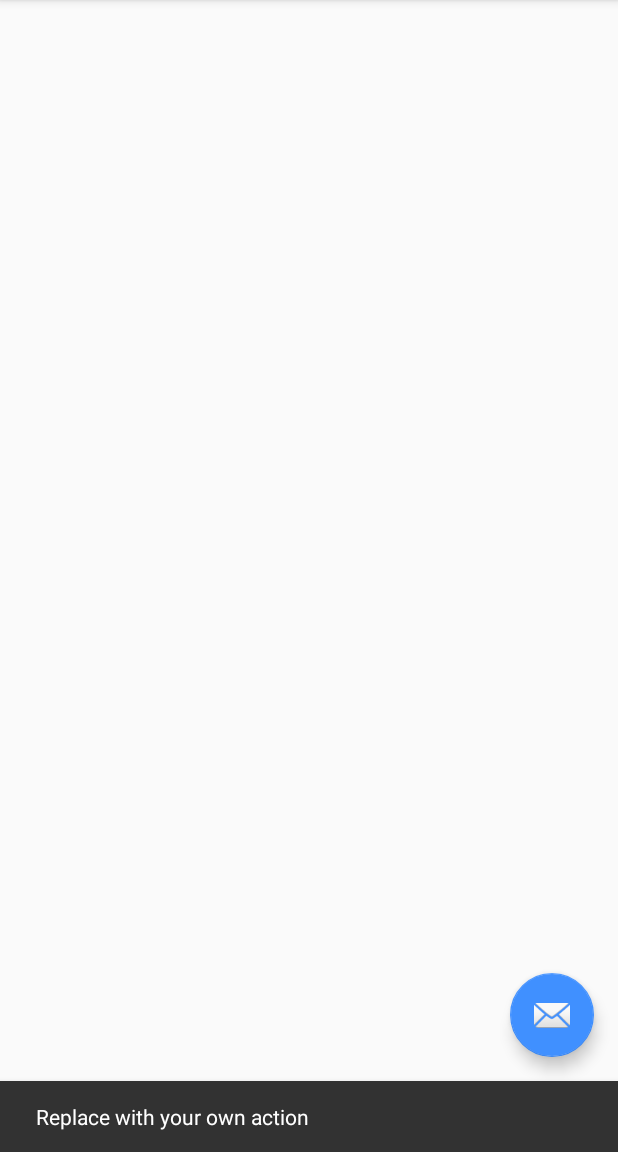
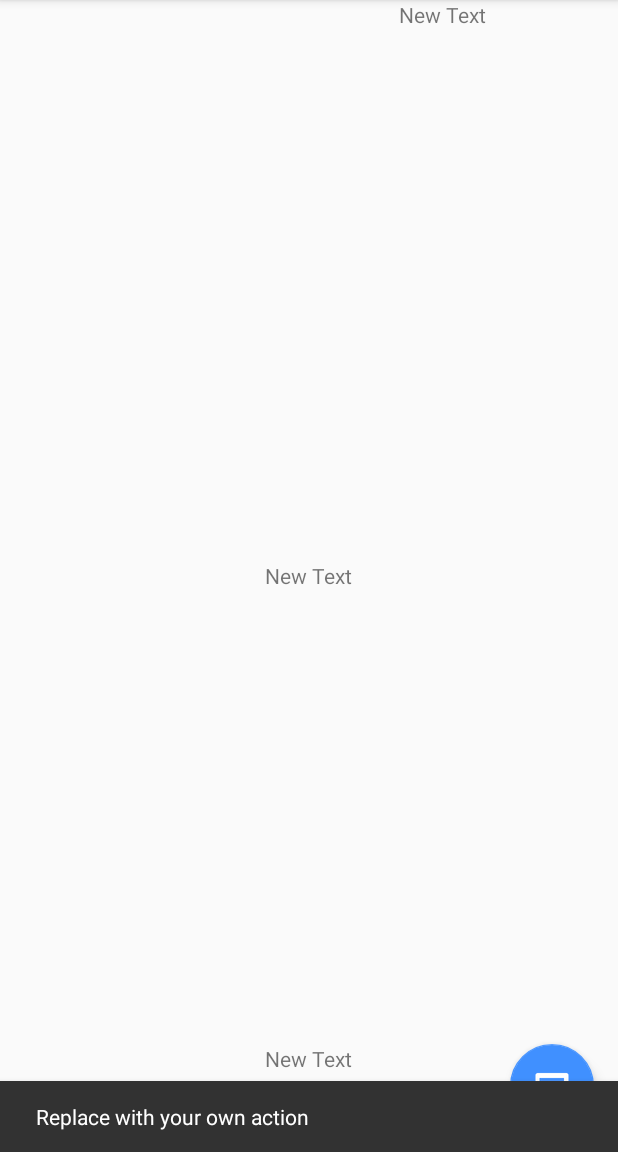
Before and after one commit to timuruktus/Waroll, an Android app: the screen it shows after launch (MainActivity), after a tap on an icon or button, on a phone screen of 412 x 824 dp, the part 84-1236 px from its top. Run offline under Robolectric (Android 15) with nearby library versions, the phone set to English and light mode, and no system bars; our stand-ins replace EventBus.

Commit message:
Added some things

```diff
--- a/app/build.gradle
+++ b/app/build.gradle
@@ -30,5 +30,8 @@ dependencies {
     compile 'com.google.firebase:firebase-config:10.0.1'
     compile 'com.google.firebase:firebase-storage:10.0.1'
     compile 'org.greenrobot:eventbus:3.0.0'
+    compile 'com.squareup.picasso:picasso:2.5.2'
+    compile 'com.nineoldandroids:library:2.4.0'
+    compile 'com.daimajia.slider:library:1.1.5@aar'
 }
 apply plugin: 'com.google.gms.google-services'
--- /dev/null
+++ b/app/src/main/java/ru/timuruktus/waroll/Events/OnJoinFragButClick.java
@@ -0,0 +1,6 @@
+package ru.timuruktus.waroll.Events;
+
+
+public class OnJoinFragButClick {
+
+}
--- a/app/src/main/java/ru/timuruktus/waroll/Presenter/MainActivityPresenter.java
+++ b/app/src/main/java/ru/timuruktus/waroll/Presenter/MainActivityPresenter.java
@@ -4,6 +4,7 @@ package ru.timuruktus.waroll.Presenter;
 import android.app.FragmentManager;
 import android.app.FragmentTransaction;
 
+import org.greenrobot.eventbus.EventBus;
 import org.greenrobot.eventbus.Subscribe;
 
 import ru.timuruktus.waroll.Events.OnLeftMenuClick;
@@ -17,6 +18,7 @@ public class MainActivityPresenter {
 
     public MainActivityPresenter(MainActivity mainActivity){
         this.mainActivity = mainActivity;
+        EventBus.getDefault().register(this);
     }
 
     @Subscribe
@@ -26,8 +28,9 @@ public class MainActivityPresenter {
         if(onLeftMenuClick.menuClick == OnLeftMenuClick.MenuClick.JOIN){
             fragmentTransaction.addToBackStack(null);
             fragmentTransaction.replace(R.id.fragmentContainer, new JoinFragment());
-
         }
         fragmentTransaction.commit();
     }
+
+
 }
--- /dev/null
+++ b/app/src/main/java/ru/timuruktus/waroll/View/Fragments/MainFragment.java
@@ -0,0 +1,38 @@
+package ru.timuruktus.waroll.View.Fragments;
+
+
+import android.app.Fragment;
+import android.os.Bundle;
+import android.support.annotation.Nullable;
+import android.support.design.widget.FloatingActionButton;
+import android.support.design.widget.Snackbar;
+import android.view.LayoutInflater;
+import android.view.View;
+import android.view.ViewGroup;
+
+import ru.timuruktus.waroll.R;
+
+public class MainFragment extends Fragment {
+    public View rootView;
+
+    @Override
+    public View onCreateView(LayoutInflater inflater, @Nullable ViewGroup container,
+                             Bundle savedInstanceState) {
+        super.onCreate(savedInstanceState);
+        rootView =
+                inflater.inflate(R.layout.main_fragment, container, false);
+
+
+        FloatingActionButton fab = (FloatingActionButton) rootView.findViewById(R.id.fab);
+        fab.setOnClickListener(new View.OnClickListener() {
+            @Override
+            public void onClick(View view) {
+                Snackbar.make(view, "Replace with your own action", Snackbar.LENGTH_LONG)
+                        .setAction("Action", null).show();
+            }
+        });
+        return rootView;
+    }
+
+
+}
--- a/app/src/main/java/ru/timuruktus/waroll/View/MainActivity.java
+++ b/app/src/main/java/ru/timuruktus/waroll/View/MainActivity.java
@@ -1,5 +1,8 @@
 package ru.timuruktus.waroll.View;
 
+import android.app.FragmentManager;
+import android.app.FragmentTransaction;
+import android.content.pm.ActivityInfo;
 import android.os.Bundle;
 import android.support.design.widget.FloatingActionButton;
 import android.support.design.widget.Snackbar;
@@ -29,19 +32,12 @@ public class MainActivity extends AppCompatActivity
     protected void onCreate(Bundle savedInstanceState) {
         super.onCreate(savedInstanceState);
         setContentView(R.layout.activity_main);
+        setRequestedOrientation(ActivityInfo.SCREEN_ORIENTATION_PORTRAIT);
         toolbar = (Toolbar) findViewById(R.id.toolbar);
         setSupportActionBar(toolbar);
-
-        EventBus.getDefault().register(this);
-
-        FloatingActionButton fab = (FloatingActionButton) findViewById(R.id.fab);
-        fab.setOnClickListener(new View.OnClickListener() {
-            @Override
-            public void onClick(View view) {
-                Snackbar.make(view, "Replace with your own action", Snackbar.LENGTH_LONG)
-                        .setAction("Action", null).show();
-            }
-        });
+        initAllListeners();
+        loadFragment();
+        //EventBus.getDefault().register(this);
 
         drawer = (DrawerLayout) findViewById(R.id.drawer_layout);
         ActionBarDrawerToggle toggle = new ActionBarDrawerToggle(
@@ -103,11 +99,20 @@ public class MainActivity extends AppCompatActivity
 
     @Override
     public void onDestroy(){
-        EventBus.getDefault().unregister(this);
+        //EventBus.getDefault().unregister(this);
         super.onDestroy();
     }
 
     private void initAllListeners(){
-        new MainActivityPresenter(this);
+        MainActivityPresenter mainActivityPresenter = new MainActivityPresenter(this);
     }
+
+    private void loadFragment(){
+        FragmentManager fragmentManager = getFragmentManager();
+        FragmentTransaction fragmentTransaction = fragmentManager.beginTransaction();
+        ru.timuruktus.waroll.View.Fragments.MainFragment mainFragment = new ru.timuruktus.waroll.View.Fragments.MainFragment();
+        fragmentTransaction.replace(R.id.fragmentContainer, mainFragment);
+        fragmentTransaction.commit();
+    }
+
 }
--- a/app/src/main/res/layout/app_bar_main.xml
+++ b/app/src/main/res/layout/app_bar_main.xml
@@ -23,12 +23,4 @@
 
     <include layout="@layout/content_main" />
 
-    <android.support.design.widget.FloatingActionButton
-        android:id="@+id/fab"
-        android:layout_width="wrap_content"
-        android:layout_height="wrap_content"
-        android:layout_gravity="bottom|end"
-        android:layout_margin="@dimen/fab_margin"
-        android:src="@android:drawable/ic_dialog_email" />
-
 </android.support.design.widget.CoordinatorLayout>
--- a/app/src/main/res/layout/content_main.xml
+++ b/app/src/main/res/layout/content_main.xml
@@ -4,10 +4,6 @@
     xmlns:tools="http://schemas.android.com/tools"
     android:layout_width="match_parent"
     android:layout_height="match_parent"
-    android:paddingBottom="@dimen/activity_vertical_margin"
-    android:paddingLeft="@dimen/activity_horizontal_margin"
-    android:paddingRight="@dimen/activity_horizontal_margin"
-    android:paddingTop="@dimen/activity_vertical_margin"
     app:layout_behavior="@string/appbar_scrolling_view_behavior"
     tools:context=".View.MainActivity"
     tools:showIn="@layout/app_bar_main"
--- /dev/null
+++ b/app/src/main/res/layout/main_fragment.xml
@@ -0,0 +1,41 @@
+<?xml version="1.0" encoding="utf-8"?>
+<RelativeLayout xmlns:android="http://schemas.android.com/apk/res/android"
+    android:orientation="vertical" android:layout_width="match_parent"
+    android:layout_height="match_parent">
+
+    <android.support.design.widget.FloatingActionButton
+        android:id="@+id/fab"
+        android:layout_width="wrap_content"
+        android:layout_height="wrap_content"
+        android:layout_margin="@dimen/fab_margin"
+        android:src="@android:drawable/stat_notify_chat"
+        android:layout_gravity="end"
+        android:layout_alignParentBottom="true"
+        android:layout_alignParentLeft="false"
+        android:layout_alignParentRight="true" />
+
+    <TextView
+        android:layout_width="wrap_content"
+        android:layout_height="wrap_content"
+        android:text="New Text"
+        android:id="@+id/textView2"
+        android:layout_alignParentTop="true"
+        android:layout_toStartOf="@+id/fab" />
+
+    <TextView
+        android:layout_width="wrap_content"
+        android:layout_height="wrap_content"
+        android:text="New Text"
+        android:id="@+id/textView3"
+        android:layout_centerVertical="true"
+        android:layout_centerHorizontal="true" />
+
+    <TextView
+        android:layout_width="wrap_content"
+        android:layout_height="wrap_content"
+        android:text="New Text"
+        android:id="@+id/textView4"
+        android:layout_alignTop="@+id/fab"
+        android:layout_centerHorizontal="true" />
+
+</RelativeLayout>
--- /dev/null
+++ b/app/src/main/res/layout/placeholder.xml
@@ -0,0 +1,6 @@
+<?xml version="1.0" encoding="utf-8"?>
+<LinearLayout xmlns:android="http://schemas.android.com/apk/res/android"
+    android:orientation="vertical" android:layout_width="match_parent"
+    android:layout_height="match_parent">
+
+</LinearLayout>
```
Also changed, not shown: app/src/main/java/ru/timuruktus/waroll/Model/ExtendedSliderLayout.java (added, +29 -0 lines), app/src/main/java/ru/timuruktus/waroll/View/Fragments/JoinFragment.java (+53 -3 lines), app/src/main/res/drawable/top_join_alpha.xml (added, +8 -0 lines), app/src/main/res/layout/join_fragment.xml (+81 -2 lines), app/src/main/res/layout/reg_fragment.xml (added, +46 -0 lines), app/src/main/res/values/strings.xml (+12 -0 lines), app/src/main/res/drawable-v21/img1.png (added), app/src/main/res/drawable-v21/img2.jpg (added), app/src/main/res/drawable-v21/img3.png (added), 1 other file.
